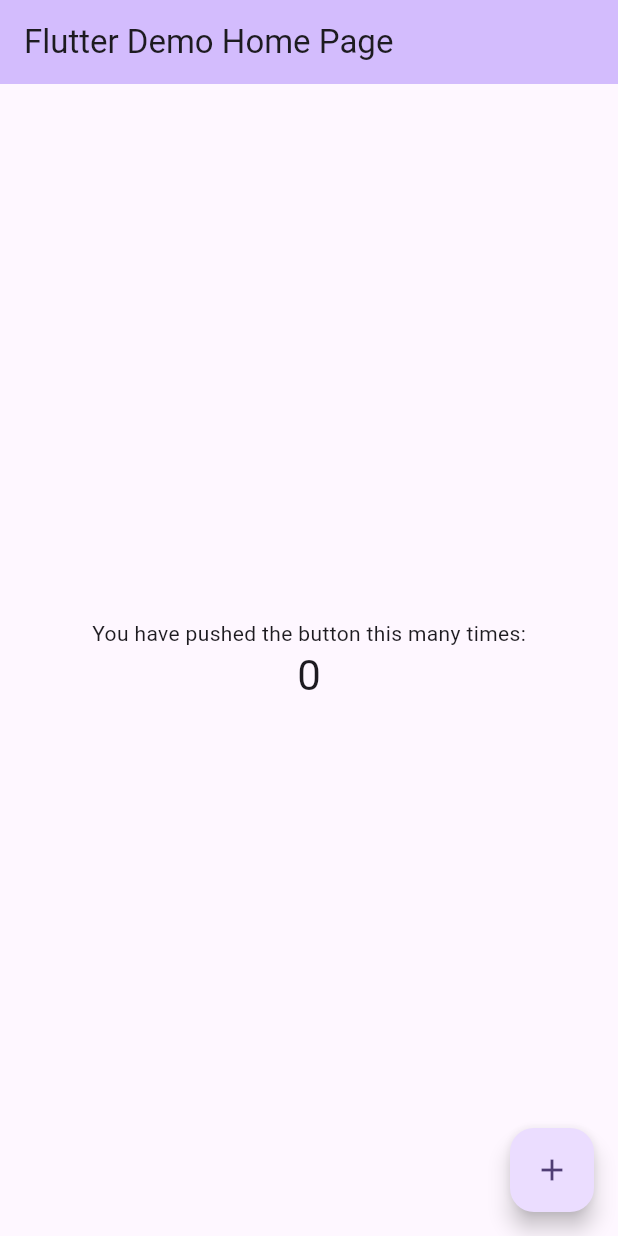
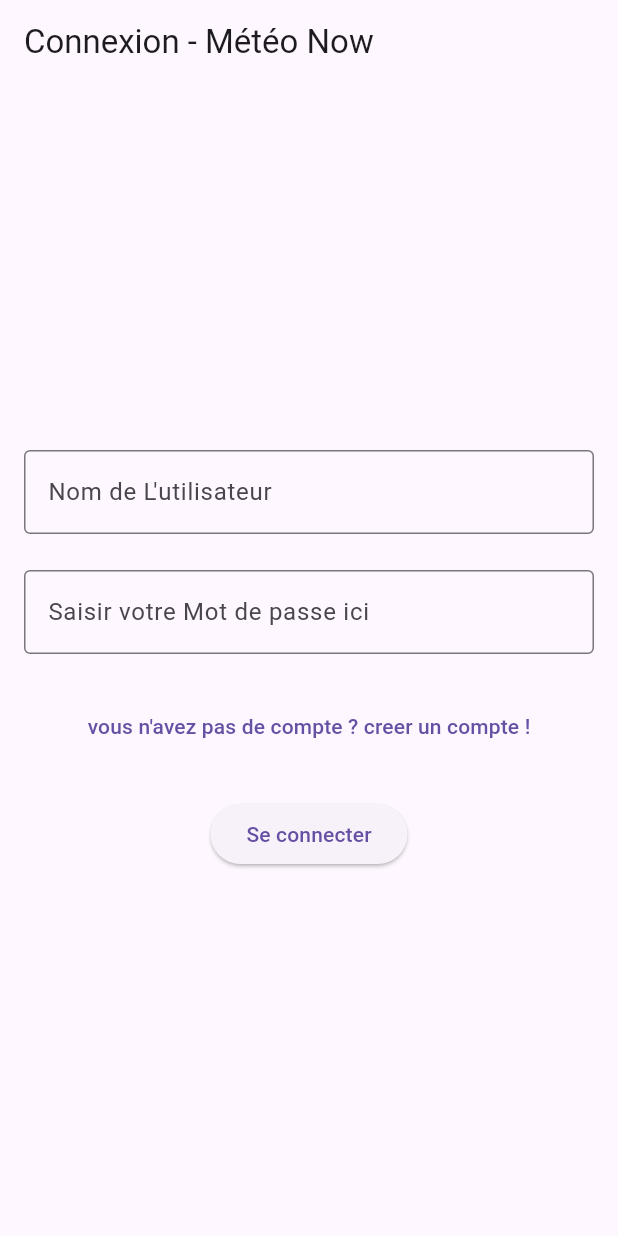
Before and after one commit to aazdagabde/flutter_Weather_app, a Flutter app: the screen it shows after launch, on a phone screen of 412 x 824 dp. Run offline on Flutter 3.47's test engine with Material 3 defaults, Android fonts, the phone set to English and light mode, and no system bars; accounts and stored records are empty.

Commit message:
l'ajout de fonctionalité de login et inscription

```diff
--- a/lib/core/models/user_model.dart
+++ b/lib/core/models/user_model.dart
@@ -0,0 +1,16 @@
+class User {
+  final int id;
+  final String username;
+
+  User({
+    required this.id,
+    required this.username,
+  });
+
+  factory User.fromJson(Map<String, dynamic> json) {
+    return User(
+      id: json['user_id'],
+      username: json['username'],
+    );
+  }
+}
--- a/lib/features/auth/screens/login_screen.dart
+++ b/lib/features/auth/screens/login_screen.dart
@@ -0,0 +1,84 @@
+import 'package:flutter/material.dart';
+import './register_screen.dart';
+import 'package:provider/provider.dart';
+import '../providers/auth_provider.dart';
+import '../../weather/screens/home_screen.dart';
+
+class LoginScreen extends StatefulWidget {
+  const LoginScreen({super.key});
+
+  @override
+  State<LoginScreen> createState() => _LoginScreenState();
+}
+
+class _LoginScreenState extends State<LoginScreen> {
+  final _usernameController = TextEditingController();
+  final _passwordController = TextEditingController();
+  @override
+  Widget build(BuildContext context) {
+    return Scaffold(
+      appBar: AppBar(
+        title: const Text("Connexion - Météo Now"),
+      ),
+      body: Padding(
+        padding: const EdgeInsets.all(16.0),
+        child: Column(
+          mainAxisAlignment: MainAxisAlignment.center,
+          children: [
+            TextFormField(
+              controller: _usernameController,
+              decoration: const InputDecoration(
+                labelText: "Nom de L'utilisateur",
+                border: OutlineInputBorder(),
+              ),
+            ),
+            const SizedBox(
+              height: 24,
+            ),
+            TextFormField(
+              controller: _passwordController,
+              obscureText: true,
+              decoration: const InputDecoration(
+                labelText: "Saisir votre Mot de passe ici ",
+                border: OutlineInputBorder(),
+              ),
+            ),
+            const SizedBox(
+              height: 24,
+            ),
+            TextButton(
+                onPressed: () {
+                  //passer au page d'inscription
+                  Navigator.push(
+                      context,
+                      MaterialPageRoute(
+                          builder: (context) => RegisterScreen()));
+                },
+                child: const Text(
+                    "vous n'avez pas de compte ? creer un compte !")),
+            const SizedBox(
+              height: 24,
+            ),
+            ElevatedButton(
+                onPressed: () async {
+                  //logique pour lier le bouton a la logique
+                  final authProvider =
+                      Provider.of<AuthProvider>(context, listen: false);
+                  bool success = await authProvider.login(
+                      _usernameController.text, _passwordController.text);
+                  if (!mounted) return;
+                  if (success) {
+                    Navigator.pushReplacement(context,
+                        MaterialPageRoute(builder: (context) => HomeScreen()));
+                  } else {
+                    ScaffoldMessenger.of(context).showSnackBar(const SnackBar(
+                        content: const Text("Echec de connexion  .")));
+                  }
+                },
+                child: const Text("Se connecter")),
+          ],
+        ),
+      ),
+    );
+  }
+}
--- a/lib/main.dart
+++ b/lib/main.dart
@@ -1,125 +1,46 @@
 import 'package:flutter/material.dart';
+import 'package:provider/provider.dart';
+
+// --- Importer vos futurs fichiers ---
+// Providers
+import 'features/auth/providers/auth_provider.dart';
+import 'features/weather/providers/weather_provider.dart';
+import 'features/favorites/providers/favorites_provider.dart';
+import 'features/history/providers/history_provider.dart';
+
+// Premier écran
+import 'features/auth/screens/login_screen.dart';
 
 void main() {
-  runApp(const MyApp());
+  runApp(
+    // On utilise MultiProvider pour déclarer tous nos providers
+    // au plus haut niveau de l'application.
+    MultiProvider(
+      providers: [
+        ChangeNotifierProvider(create: (_) => AuthProvider()),
+        //ChangeNotifierProvider(create: (_) => WeatherProvider()),
+        //ChangeNotifierProvider(create: (_) => FavoritesProvider()),
+        //ChangeNotifierProvider(create: (_) => HistoryProvider()),
+      ],
+      child: const MyApp(),
+    ),
+  );
 }
 
 class MyApp extends StatelessWidget {
   const MyApp({super.key});
 
-  // This widget is the root of your application.
   @override
   Widget build(BuildContext context) {
     return MaterialApp(
-      title: 'Flutter Demo',
+      title: 'Météo Now',
       theme: ThemeData(
-        // This is the theme of your application.
-        //
-        // TRY THIS: Try running your application with "flutter run". You'll see
-        // the application has a purple toolbar. Then, without quitting the app,
-        // try changing the seedColor in the colorScheme below to Colors.green
-        // and then invoke "hot reload" (save your changes or press the "hot
-        // reload" button in a Flutter-supported IDE, or press "r" if you used
-        // the command line to start the app).
-        //
-        // Notice that the counter didn't reset back to zero; the application
-        // state is not lost during the reload. To reset the state, use hot
-        // restart instead.
-        //
-        // This works for code too, not just values: Most code changes can be
-        // tested with just a hot reload.
-        colorScheme: ColorScheme.fromSeed(seedColor: Colors.deepPurple),
-        useMaterial3: true,
+        primarySwatch: Colors.blue,
+        visualDensity: VisualDensity.adaptivePlatformDensity,
       ),
-      home: const MyHomePage(title: 'Flutter Demo Home Page'),
+      // L'écran de départ de votre application
+      home: const LoginScreen(),
+      debugShowCheckedModeBanner: false,
     );
   }
 }
-
-class MyHomePage extends StatefulWidget {
-  const MyHomePage({super.key, required this.title});
-
-  // This widget is the home page of your application. It is stateful, meaning
-  // that it has a State object (defined below) that contains fields that affect
-  // how it looks.
-
-  // This class is the configuration for the state. It holds the values (in this
-  // case the title) provided by the parent (in this case the App widget) and
-  // used by the build method of the State. Fields in a Widget subclass are
-  // always marked "final".
-
-  final String title;
-
-  @override
-  State<MyHomePage> createState() => _MyHomePageState();
-}
-
-class _MyHomePageState extends State<MyHomePage> {
-  int _counter = 0;
-
-  void _incrementCounter() {
-    setState(() {
-      // This call to setState tells the Flutter framework that something has
-      // changed in this State, which causes it to rerun the build method below
-      // so that the display can reflect the updated values. If we changed
-      // _counter without calling setState(), then the build method would not be
-      // called again, and so nothing would appear to happen.
-      _counter++;
-    });
-  }
-
-  @override
-  Widget build(BuildContext context) {
-    // This method is rerun every time setState is called, for instance as done
-    // by the _incrementCounter method above.
-    //
-    // The Flutter framework has been optimized to make rerunning build methods
-    // fast, so that you can just rebuild anything that needs updating rather
-    // than having to individually change instances of widgets.
-    return Scaffold(
-      appBar: AppBar(
-        // TRY THIS: Try changing the color here to a specific color (to
-        // Colors.amber, perhaps?) and trigger a hot reload to see the AppBar
-        // change color while the other colors stay the same.
-        backgroundColor: Theme.of(context).colorScheme.inversePrimary,
-        // Here we take the value from the MyHomePage object that was created by
-        // the App.build method, and use it to set our appbar title.
-        title: Text(widget.title),
-      ),
-      body: Center(
-        // Center is a layout widget. It takes a single child and positions it
-        // in the middle of the parent.
-        child: Column(
-          // Column is also a layout widget. It takes a list of children and
-          // arranges them vertically. By default, it sizes itself to fit its
-          // children horizontally, and tries to be as tall as its parent.
-          //
-          // Column has various properties to control how it sizes itself and
-          // how it positions its children. Here we use mainAxisAlignment to
-          // center the children vertically; the main axis here is the vertical
-          // axis because Columns are vertical (the cross axis would be
-          // horizontal).
-          //
-          // TRY THIS: Invoke "debug painting" (choose the "Toggle Debug Paint"
-          // action in the IDE, or press "p" in the console), to see the
-          // wireframe for each widget.
-          mainAxisAlignment: MainAxisAlignment.center,
-          children: <Widget>[
-            const Text(
-              'You have pushed the button this many times:',
-            ),
-            Text(
-              '$_counter',
-              style: Theme.of(context).textTheme.headlineMedium,
-            ),
-          ],
-        ),
-      ),
-      floatingActionButton: FloatingActionButton(
-        onPressed: _incrementCounter,
-        tooltip: 'Increment',
-        child: const Icon(Icons.add),
-      ), // This trailing comma makes auto-formatting nicer for build methods.
-    );
-  }
-}
--- a/pubspec.yaml
+++ b/pubspec.yaml
@@ -30,7 +30,8 @@ environment:
 dependencies:
   flutter:
     sdk: flutter
-
+  provider: ^6.0.0
+  http: ^1.0.0
 
   # The following adds the Cupertino Icons font to your application.
   # Use with the CupertinoIcons class for iOS style icons.
```
Also changed, not shown: lib/core/services/api_service.dart (+42 -0 lines), lib/features/auth/providers/auth_provider.dart (+44 -0 lines), lib/features/auth/screens/register_screen.dart (+92 -0 lines), lib/features/weather/screens/home_screen.dart (+20 -0 lines), pubspec.lock.
